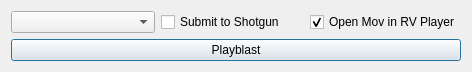
mayurcool/tk-maya-playblast, file resources/playblast_dialog.ui: the form before one commit.
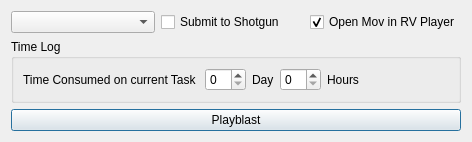
The form after the commit.

Commit message: added time loging option to playblast publish

```diff
--- a/resources/playblast_dialog.ui
+++ b/resources/playblast_dialog.ui
@@ -6,8 +6,8 @@
    <rect>
     <x>0</x>
     <y>0</y>
-    <width>468</width>
-    <height>67</height>
+    <width>470</width>
+    <height>132</height>
    </rect>
   </property>
   <property name="windowTitle">
@@ -15,16 +15,20 @@
   </property>
   <layout class="QGridLayout" name="gridLayout">
    <item row="0" column="0">
+    <layout class="QVBoxLayout" name="verticalLayout">
+     <item>
+      <layout class="QHBoxLayout" name="horizontalLayout_3">
+       <item>
     <widget class="QComboBox" name="cmbPercentage"/>
    </item>
-   <item row="0" column="1">
+       <item>
     <widget class="QCheckBox" name="chbUploadToShotgun">
      <property name="text">
       <string>Submit to Shotgun</string>
      </property>
     </widget>
    </item>
-   <item row="0" column="2">
+       <item>
     <widget class="QCheckBox" name="chbShowViewer">
      <property name="text">
       <string>Open Mov in RV Player</string>
@@ -34,7 +38,62 @@
      </property>
     </widget>
    </item>
-   <item row="1" column="0" colspan="3">
+      </layout>
+     </item>
+     <item>
+      <widget class="QGroupBox" name="groupBox_3">
+       <property name="title">
+        <string>Time Log</string>
+       </property>
+       <layout class="QGridLayout" name="gridLayout_5">
+        <item row="0" column="0">
+         <layout class="QHBoxLayout" name="horizontalLayout_2">
+          <item>
+           <widget class="QLabel" name="label_4">
+            <property name="text">
+             <string>Time Consumed on current Task </string>
+            </property>
+           </widget>
+          </item>
+          <item>
+           <widget class="QSpinBox" name="spB_day"/>
+          </item>
+          <item>
+           <widget class="QLabel" name="label_5">
+            <property name="text">
+             <string>Day</string>
+            </property>
+           </widget>
+          </item>
+          <item>
+           <widget class="QSpinBox" name="spB_hrs"/>
+          </item>
+          <item>
+           <widget class="QLabel" name="label_6">
+            <property name="text">
+             <string>Hours</string>
+            </property>
+           </widget>
+          </item>
+          <item>
+           <spacer name="horizontalSpacer_2">
+            <property name="orientation">
+             <enum>Qt::Horizontal</enum>
+            </property>
+            <property name="sizeHint" stdset="0">
+             <size>
+              <width>40</width>
+              <height>20</height>
+             </size>
+            </property>
+           </spacer>
+          </item>
+         </layout>
+        </item>
+       </layout>
+      </widget>
+     </item>
+     <item>
     <widget class="QPushButton" name="btnPlayblast">
      <property name="minimumSize">
       <size>
@@ -46,6 +105,8 @@
       <string>Playblast</string>
      </property>
     </widget>
+     </item>
+    </layout>
    </item>
   </layout>
  </widget>
```
Lines whose indentation alone changed are shown as unchanged. The commit also changes 8 other files.
